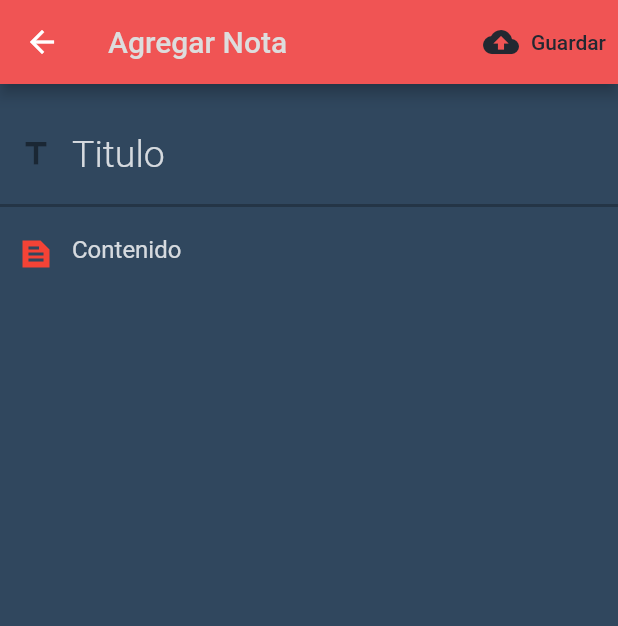
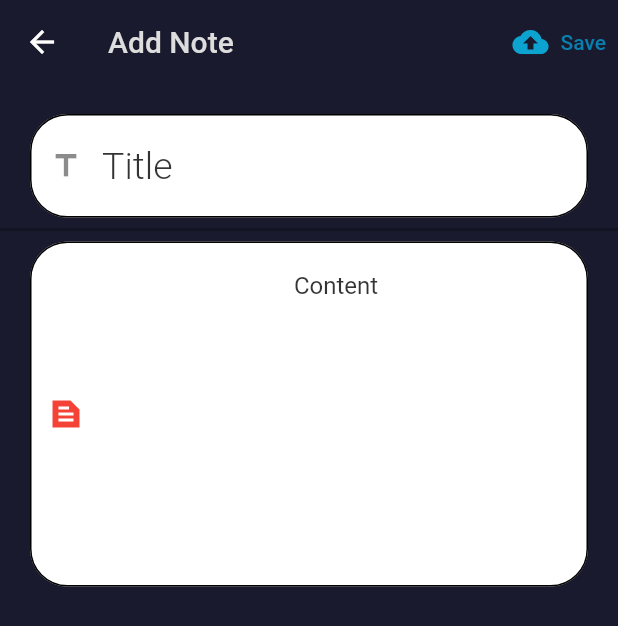
Before and after one commit to claudioHernandezZavala/icma_notes, a Flutter app: the addnote screen opened by its route, on a phone screen of 412 x 824 dp. Shown: the top 626 px of the screen. Run offline on Flutter 3.47's test engine with Material 2 defaults, Android fonts, the light colour scheme and no system bars; our stand-ins replace carousel_slider, cloud_firestore, firebase_auth, firebase_core, flutter_slidable, font_awesome_flutter and 2 more; accounts and stored records are empty.

```diff
--- a/lib/screens/addNote.dart
+++ b/lib/screens/addNote.dart
@@ -14,17 +14,17 @@ class addnote extends StatelessWidget {
   Widget build(BuildContext context) {
     DateTime date = DateTime.now();
     return Scaffold(
-        backgroundColor: Color(0xFF30475E),
+        backgroundColor: Color(0xFF1A1A2E),
         appBar: AppBar(
           title: const Text(
-            "Agregar Nota",
+            "Add Note",
             style: TextStyle(color: Color(0xFFDDDDDD)),
           ),
           actions: [
             TextButton.icon(
                 label: const Text(
-                  "Guardar",
-                  style: TextStyle(color: Color(0xFF222831)),
+                  "Save",
+                  style: TextStyle(color: Color.fromARGB(255, 8, 128, 175)),
                 ),
                 onPressed: () {
                   CollectionReference referenciaBase2 = FirebaseFirestore
@@ -46,10 +46,11 @@ class addnote extends StatelessWidget {
                 },
                 icon: const Icon(
                   Icons.cloud_upload,
-                  color: Color(0xFF222831),
+                  color: Color.fromARGB(255, 13, 163, 209),
                 ))
           ],
-          backgroundColor: Color(0xFFF05454),
+          backgroundColor: Color(0xFF1A1A2E),
+          elevation: 0,
         ),
         body: Column(
           children: [
@@ -58,6 +59,10 @@ class addnote extends StatelessWidget {
             ),
             Form(
               key: _formKey,
+              child: Container(
+                margin: EdgeInsets.symmetric(horizontal: 20),
+                decoration:
+                    BoxDecoration(borderRadius: BorderRadius.circular(25)),
                 child: TextFormField(
                   validator: (value) {
                     if (value == null || value.isEmpty) {
@@ -73,12 +78,16 @@ class addnote extends StatelessWidget {
                       color: Colors.deepOrange),
                   keyboardType: TextInputType.multiline,
                   decoration: InputDecoration(
-                  hintText: 'Titulo',
-                  hintStyle: TextStyle(color: Colors.white.withOpacity(0.8)),
+                    fillColor: Colors.white,
+                    filled: true,
+                    hintText: 'Title',
+                    hintStyle: TextStyle(color: Colors.black.withOpacity(0.8)),
                     border: InputBorder.none,
                     focusedBorder: InputBorder.none,
                     prefixIcon: const Icon(Icons.title),
-                  enabledBorder: InputBorder.none,
+                    enabledBorder: OutlineInputBorder(
+                        borderRadius: BorderRadius.circular(25)),
+                  ),
                 ),
               ),
             ),
@@ -86,25 +95,34 @@ class addnote extends StatelessWidget {
               color: Colors.black26,
               thickness: 2,
             ),
-            Center(
+            Container(
+              margin: EdgeInsets.symmetric(horizontal: 20),
               child: TextFormField(
                 maxLines: null,
+                minLines: 10,
                 keyboardType: TextInputType.multiline,
                 controller: contenido,
+                textAlign: TextAlign.center,
                 style: TextStyle(color: Colors.orangeAccent),
                 decoration: InputDecoration(
-                    hintText: 'Contenido',
+                  hintText: 'Content',
                   prefixIcon: Icon(
                     Icons.text_snippet_sharp,
                     // color: Colors.white,
                   ),
+                  filled: true,
+                  alignLabelWithHint: true,
+                  fillColor: Colors.white,
                   prefixIconColor: Colors.red,
                   border: InputBorder.none,
                   focusColor: Colors.red,
                   focusedBorder: InputBorder.none,
-                    hintStyle: TextStyle(color: Colors.white.withOpacity(0.8)),
-                    enabledBorder: InputBorder.none,
-                    hintMaxLines: 10),
+                  hintStyle: TextStyle(
+                    color: Colors.black.withOpacity(0.8),
+                  ),
+                  enabledBorder: OutlineInputBorder(
+                      borderRadius: BorderRadius.circular(25)),
+                ),
               ),
             ),
           ],
--- a/lib/screens/home.dart
+++ b/lib/screens/home.dart
@@ -25,7 +25,7 @@ class _homeState extends State<home> {
       backgroundColor: const Color(0xFF1A1A2E),
       drawer: const drawer(),
       appBar: AppBar(
-        title: const Text("Tus notas"),
+        title: const Text("Your notes"),
         centerTitle: true,
         backgroundColor: const Color(0xDDDDDD),
       ),
@@ -70,7 +70,7 @@ class _homeState extends State<home> {
                     width: 300,
                   ),
                   const Text(
-                    "No tienes notas aun",
+                    "You don't have notes yet",
                     style: TextStyle(color: Colors.white, fontSize: 20),
                   ),
                 ],
@@ -88,15 +88,15 @@ class _homeState extends State<home> {
                   actions: [
                     IconSlideAction(
                       foregroundColor: const Color(0xFFFF5200),
-                      caption: "Eliminar",
-                      color: const Color(0xFF8C0000),
+                      caption: "Delete",
+                      color: Color.fromARGB(255, 228, 4, 4),
                       icon: Icons.delete,
                       onTap: () {
                         document.reference.delete();
                       },
                     ),
                     IconSlideAction(
-                      caption: "Modificar",
+                      caption: "Modify",
                       color: const Color(0xFF007965),
                       icon: Icons.mode_edit,
                       foregroundColor: const Color(0xFF00A1AB),
--- a/lib/themes.dart
+++ b/lib/themes.dart
@@ -6,6 +6,7 @@ class myThemes {
       colorScheme: ColorScheme.dark());
 
   final light = ThemeData(
+      appBarTheme: AppBarTheme(),
       scaffoldBackgroundColor: Color(0xFFF0E4D7),
       colorScheme: ColorScheme.light());
 }
```
Also changed, not shown: pubspec.lock, 1 other file. Lines whose indentation alone changed are shown as unchanged.
